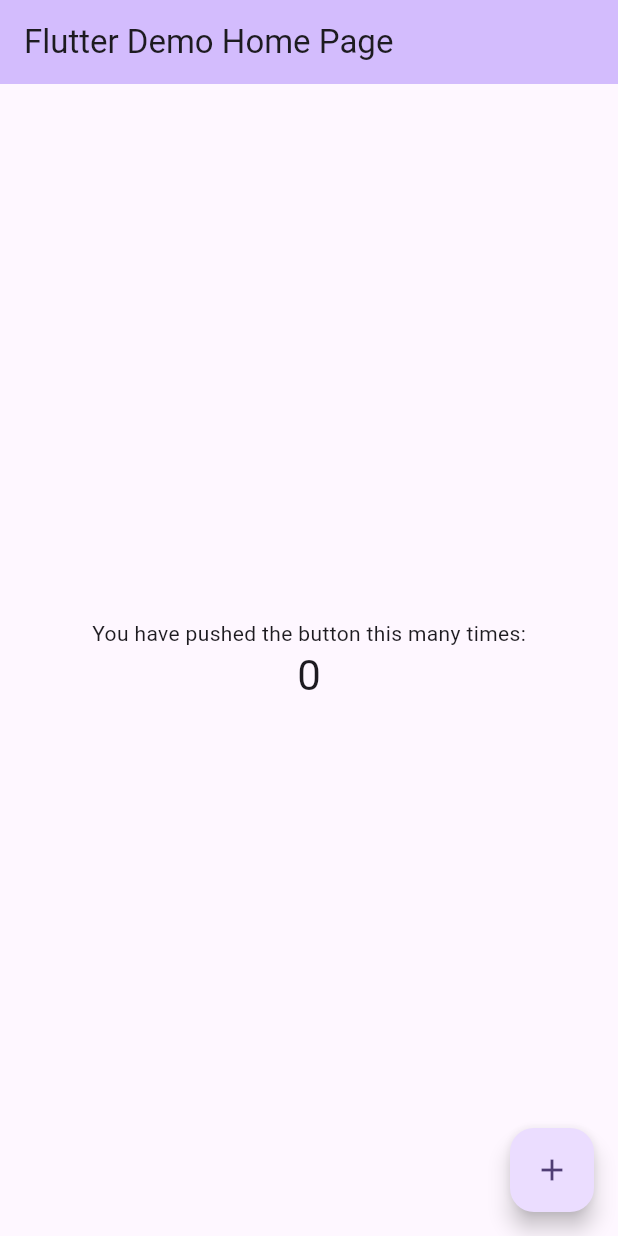
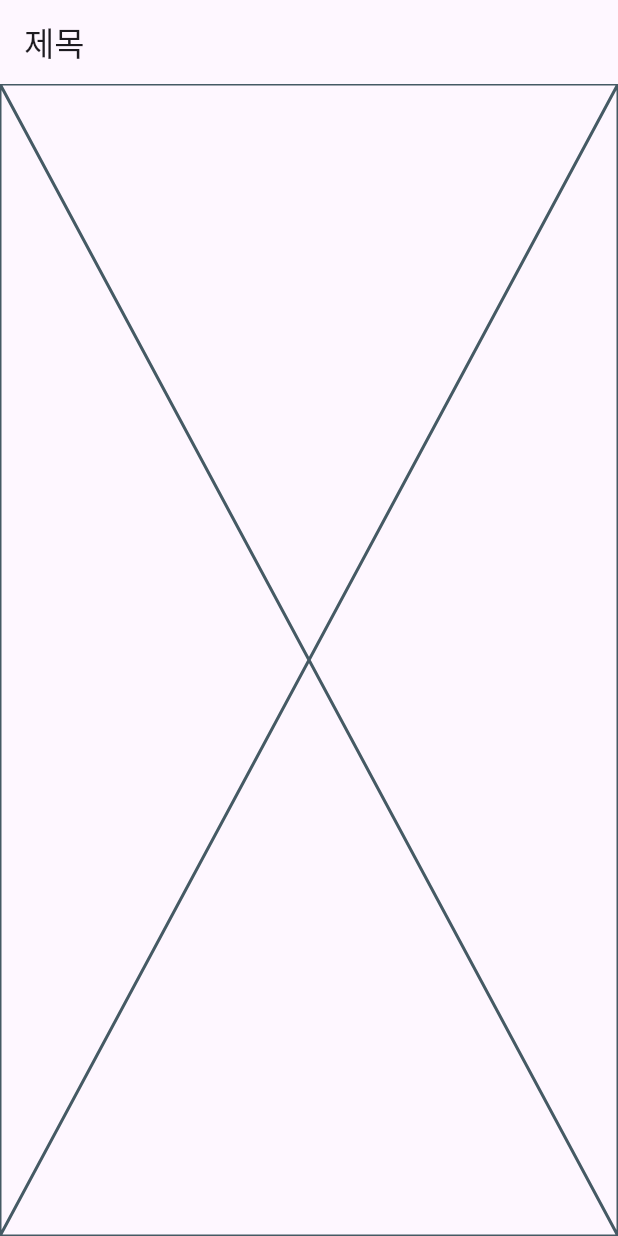
Before and after one commit to junsuk5/flutter-di-course-mask-app, a Flutter app: the screen it shows after launch, on a phone screen of 412 x 824 dp. Run offline on Flutter 3.47's test engine with Material 2 defaults, Android fonts, the phone set to English and light mode, and no system bars.

Commit message:
예제에 필요한 라이브러리

```diff
--- a/lib/main.dart
+++ b/lib/main.dart
@@ -1,4 +1,5 @@
 import 'package:flutter/material.dart';
+import 'package:mask_info_clean_arch/presentation/main_screen.dart';
 
 void main() {
   runApp(const MyApp());
@@ -13,113 +14,10 @@ class MyApp extends StatelessWidget {
     return MaterialApp(
       title: 'Flutter Demo',
       theme: ThemeData(
-        // This is the theme of your application.
-        //
-        // TRY THIS: Try running your application with "flutter run". You'll see
-        // the application has a blue toolbar. Then, without quitting the app,
-        // try changing the seedColor in the colorScheme below to Colors.green
-        // and then invoke "hot reload" (save your changes or press the "hot
-        // reload" button in a Flutter-supported IDE, or press "r" if you used
-        // the command line to start the app).
-        //
-        // Notice that the counter didn't reset back to zero; the application
-        // state is not lost during the reload. To reset the state, use hot
-        // restart instead.
-        //
-        // This works for code too, not just values: Most code changes can be
-        // tested with just a hot reload.
         colorScheme: ColorScheme.fromSeed(seedColor: Colors.deepPurple),
         useMaterial3: true,
       ),
-      home: const MyHomePage(title: 'Flutter Demo Home Page'),
+      home: const MainScreen(),
     );
   }
 }
-
-class MyHomePage extends StatefulWidget {
-  const MyHomePage({super.key, required this.title});
-
-  // This widget is the home page of your application. It is stateful, meaning
-  // that it has a State object (defined below) that contains fields that affect
-  // how it looks.
-
-  // This class is the configuration for the state. It holds the values (in this
-  // case the title) provided by the parent (in this case the App widget) and
-  // used by the build method of the State. Fields in a Widget subclass are
-  // always marked "final".
-
-  final String title;
-
-  @override
-  State<MyHomePage> createState() => _MyHomePageState();
-}
-
-class _MyHomePageState extends State<MyHomePage> {
-  int _counter = 0;
-
-  void _incrementCounter() {
-    setState(() {
-      // This call to setState tells the Flutter framework that something has
-      // changed in this State, which causes it to rerun the build method below
-      // so that the display can reflect the updated values. If we changed
-      // _counter without calling setState(), then the build method would not be
-      // called again, and so nothing would appear to happen.
-      _counter++;
-    });
-  }
-
-  @override
-  Widget build(BuildContext context) {
-    // This method is rerun every time setState is called, for instance as done
-    // by the _incrementCounter method above.
-    //
-    // The Flutter framework has been optimized to make rerunning build methods
-    // fast, so that you can just rebuild anything that needs updating rather
-    // than having to individually change instances of widgets.
-    return Scaffold(
-      appBar: AppBar(
-        // TRY THIS: Try changing the color here to a specific color (to
-        // Colors.amber, perhaps?) and trigger a hot reload to see the AppBar
-        // change color while the other colors stay the same.
-        backgroundColor: Theme.of(context).colorScheme.inversePrimary,
-        // Here we take the value from the MyHomePage object that was created by
-        // the App.build method, and use it to set our appbar title.
-        title: Text(widget.title),
-      ),
-      body: Center(
-        // Center is a layout widget. It takes a single child and positions it
-        // in the middle of the parent.
-        child: Column(
-          // Column is also a layout widget. It takes a list of children and
-          // arranges them vertically. By default, it sizes itself to fit its
-          // children horizontally, and tries to be as tall as its parent.
-          //
-          // Column has various properties to control how it sizes itself and
-          // how it positions its children. Here we use mainAxisAlignment to
-          // center the children vertically; the main axis here is the vertical
-          // axis because Columns are vertical (the cross axis would be
-          // horizontal).
-          //
-          // TRY THIS: Invoke "debug painting" (choose the "Toggle Debug Paint"
-          // action in the IDE, or press "p" in the console), to see the
-          // wireframe for each widget.
-          mainAxisAlignment: MainAxisAlignment.center,
-          children: <Widget>[
-            const Text(
-              'You have pushed the button this many times:',
-            ),
-            Text(
-              '$_counter',
-              style: Theme.of(context).textTheme.headlineMedium,
-            ),
-          ],
-        ),
-      ),
-      floatingActionButton: FloatingActionButton(
-        onPressed: _incrementCounter,
-        tooltip: 'Increment',
-        child: const Icon(Icons.add),
-      ), // This trailing comma makes auto-formatting nicer for build methods.
-    );
-  }
-}
--- /dev/null
+++ b/lib/presentation/main_screen.dart
@@ -0,0 +1,15 @@
+import 'package:flutter/material.dart';
+
+class MainScreen extends StatelessWidget {
+  const MainScreen({super.key});
+
+  @override
+  Widget build(BuildContext context) {
+    return Scaffold(
+      appBar: AppBar(
+        title: const Text('제목'),
+      ),
+      body: const Placeholder(),
+    );
+  }
+}
```
Also changed, not shown: pubspec.yaml (+8 -0 lines), pubspec.lock, 3 other files.
